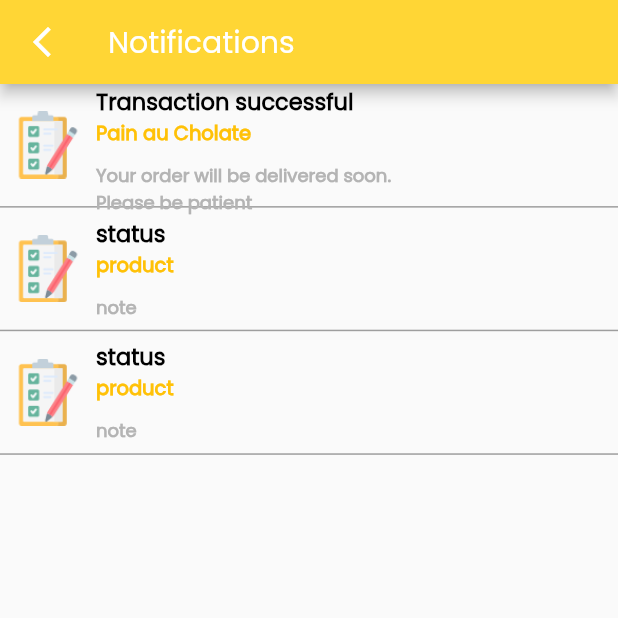
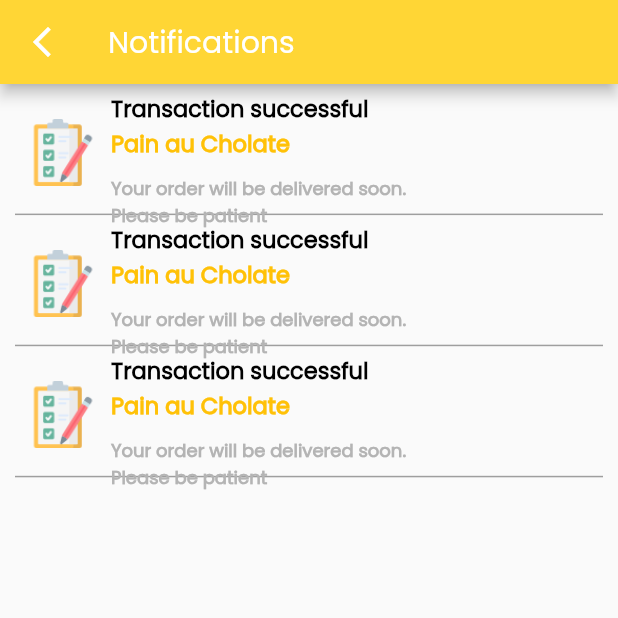
Before and after one commit to Yoga3911/breadify, a Flutter app: the NotifPage screen opened by its route, on a phone screen of 412 x 824 dp, the top half of it. Run offline on Flutter 3.47's test engine with Material 2 defaults, Android fonts, the phone set to English and light mode, and no system bars; our stand-ins replace auto_size_text, cached_network_image, cloud_firestore, firebase_auth, firebase_core, flutter_spinkit and 7 more; missing offline and left inert: flutter_facebook_auth; accounts and stored records are empty.

Commit message:
small changes

```diff
--- a/lib/app/views/cart/notif.dart
+++ b/lib/app/views/cart/notif.dart
@@ -15,17 +15,18 @@ final List<NotifContent> notifcontent = [
       price: "Rp 60.000",
       date: "08-03-2022 10.00 AM"),
   NotifContent(
-      status: "status",
-      product: "product",
-      note: "note",
-      price: "price",
-      date: "date"),
+      status: "Transaction successful",
+      product: "Pain au Cholate",
+      note: "Your order will be delivered soon.\nPlease be patient",
+      price: "Rp 60.000",
+      date: "08-03-2022 10.00 AM"),
   NotifContent(
-      status: "status",
-      product: "product",
-      note: "note",
-      price: "price",
-      date: "date"),
+      status: "Transaction successful",
+      product: "Pain au Cholate",
+      note: "Your order will be delivered soon.\nPlease be patient",
+      price: "Rp 60.000",
+      date: "08-03-2022 10.00 AM"),
+
 ];
 
 class NotifPage extends StatelessWidget {
--- a/lib/app/views/cart/widgets_notif/konten_notif.dart
+++ b/lib/app/views/cart/widgets_notif/konten_notif.dart
@@ -12,6 +12,7 @@ class Notif extends StatelessWidget {
   @override
   Widget build(BuildContext context) {
     return Container(
+      margin: const EdgeInsets.only(top: 5, left: 10, right: 10),
       width: MediaQuery.of(context).size.width * 1,
       height: MediaQuery.of(context).size.height * 0.1,
       decoration: const BoxDecoration(
@@ -52,24 +53,25 @@ class Notif extends StatelessWidget {
                     style: const TextStyle(
                         fontWeight: FontWeight.bold,
                         color: Colors.amber,
-                        fontSize: 13),
+                        fontSize: 15),
                   ),
-                  SizedBox(height: 10),
+                  const SizedBox(height: 10), //jarak
                   //note
                   Text(
                     notifcontent[index].note,
                     textAlign: TextAlign.left,
                     style: const TextStyle(
                         fontWeight: FontWeight.bold,
-                        color: Color.fromARGB(255, 180, 180, 180),
+                        color: Color(0xFFB4B4B4),
                         fontSize: 12),
                   ),
                 ],
               )
             ],
-          )
+          ),
 
           //2) anak ke-2 : column for text
+          Column(children: <Widget>[],)
         ],
       ),
     );
```
